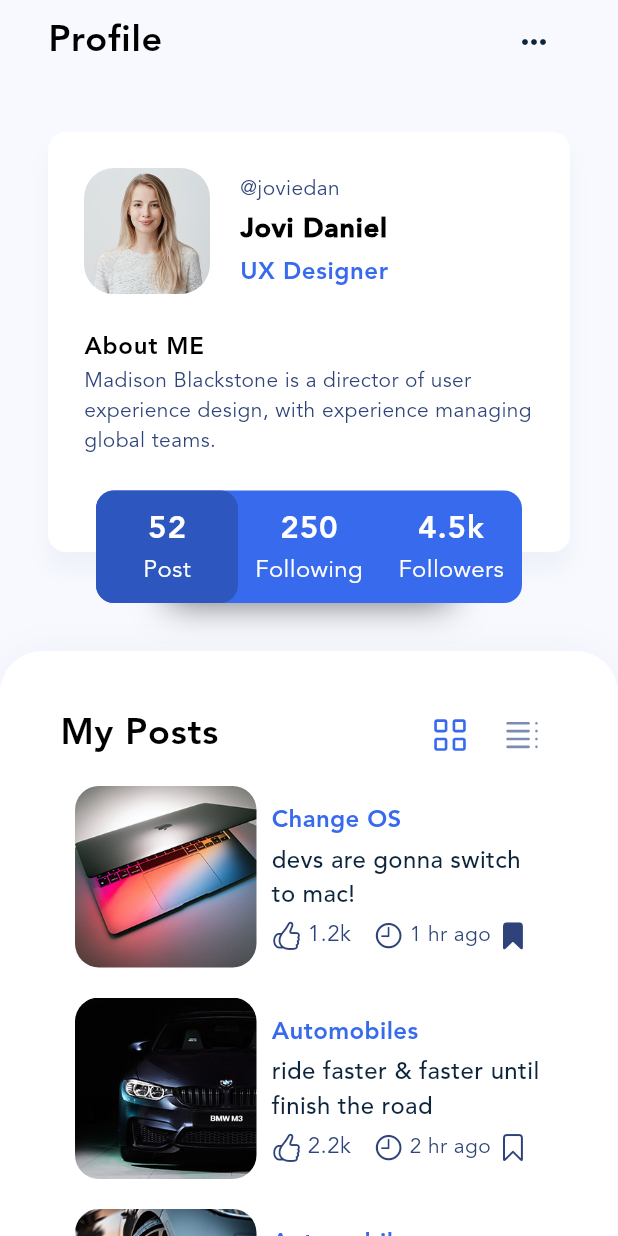
After one commit to 4itsam/blogClub, a Flutter app: the ProfileScreen screen opened directly, on a phone screen of 412 x 824 dp. The commit adds this screen. Run offline on Flutter 3.47's test engine with Material 3 defaults, Android fonts, the light colour scheme and no system bars; our stand-ins replace flutter_svg, smooth_page_indicator, vector_graphics.

Commit message:
add profile screen

```diff
--- a/lib/caruser/carousel_controller.dart
+++ b/lib/caruser/carousel_controller.dart
@@ -51,6 +51,7 @@ class CarouselSliderControllerImpl implements CarouselSliderController {
   ///
   /// The animation lasts for the given duration and follows the given curve.
   /// The returned [Future] resolves when the animation completes.
+  @override
   Future<void> nextPage(
       {Duration? duration = const Duration(milliseconds: 300),
       Curve? curve = Curves.linear}) async {
@@ -69,6 +70,7 @@ class CarouselSliderControllerImpl implements CarouselSliderController {
   ///
   /// The animation lasts for the given duration and follows the given curve.
   /// The returned [Future] resolves when the animation completes.
+  @override
   Future<void> previousPage(
       {Duration? duration = const Duration(milliseconds: 300),
       Curve? curve = Curves.linear}) async {
@@ -88,6 +90,7 @@ class CarouselSliderControllerImpl implements CarouselSliderController {
   ///
   /// Jumps the page position from its current value to the given value,
   /// without animation, and without checking if the new value is in range.
+  @override
   void jumpToPage(int page) {
     final index = getRealIndex(_state!.pageController!.page!.toInt(),
         _state!.realPage - _state!.initialPage, _state!.itemCount);
@@ -101,6 +104,7 @@ class CarouselSliderControllerImpl implements CarouselSliderController {
   ///
   /// The animation lasts for the given duration and follows the given curve.
   /// The returned [Future] resolves when the animation completes.
+  @override
   Future<void> animateToPage(int page,
       {Duration? duration = const Duration(milliseconds: 300),
       Curve? curve = Curves.linear}) async {
@@ -135,6 +139,7 @@ class CarouselSliderControllerImpl implements CarouselSliderController {
   ///
   /// The carousel will only autoPlay if the [autoPlay] parameter
   /// in [CarouselOptions] is true.
+  @override
   void startAutoPlay() {
     _state!.onResumeTimer();
   }
@@ -143,6 +148,7 @@ class CarouselSliderControllerImpl implements CarouselSliderController {
   ///
   /// This is a more on-demand way of doing this. Use the [autoPlay]
   /// parameter in [CarouselOptions] to specify the autoPlay behaviour of the carousel.
+  @override
   void stopAutoPlay() {
     _state!.onResetTimer();
   }
--- a/lib/onboarding.dart
+++ b/lib/onboarding.dart
@@ -1,9 +1,9 @@
 import 'package:flutter/cupertino.dart';
 import 'package:flutter/material.dart';
-import 'package:myfile/auth.dart';
 import 'package:myfile/data.dart';
 import 'package:myfile/gen/assets.gen.dart';
 import 'package:myfile/main.dart';
+import 'package:myfile/profile.dart';
 import 'package:smooth_page_indicator/smooth_page_indicator.dart';
 
 class OnboardingScreen extends StatefulWidget {
@@ -125,7 +125,7 @@ class _OnboardingScreenState extends State<OnboardingScreen> {
                               if (page == onboardingData.length - 1) {
                                 Navigator.of(context).pushReplacement(
                                   CupertinoDialogRoute(
-                                    builder: (context) => AuthScreen(),
+                                    builder: (context) => ProfileScreen(),
                                     context: context,
                                   ),
                                 );
--- /dev/null
+++ b/lib/profile.dart
@@ -0,0 +1,381 @@
+import 'package:flutter/cupertino.dart';
+import 'package:flutter/material.dart';
+import 'package:myfile/data.dart';
+import 'package:myfile/gen/assets.gen.dart';
+import 'package:myfile/gen/fonts.gen.dart';
+import 'package:myfile/main.dart';
+
+class ProfileScreen extends StatelessWidget {
+  const ProfileScreen({super.key});
+
+  @override
+  Widget build(BuildContext context) {
+    final ThemeData themeData = Theme.of(context);
+    final posts = PostDatabase.postData;
+    return Scaffold(
+      appBar: AppBar(
+        title: Text(
+          "Profile",
+          style: themeData.textTheme.bodyLarge!.copyWith(
+            fontSize: 24,
+            color: Colors.black,
+          ),
+        ),
+        actions: [
+          IconButton(onPressed: () {}, icon: Icon(Icons.more_horiz_rounded)),
+        ],
+      ),
+      body: SingleChildScrollView(
+        child: Column(
+          children: [
+            Padding(
+              padding: const EdgeInsets.all(32),
+              child: SizedBox(
+                height: 314,
+
+                child: Stack(
+                  children: [
+                    Container(
+                      width: double.infinity,
+                      height: 280,
+                      decoration: BoxDecoration(
+                        color: themeData.colorScheme.onPrimary,
+                        borderRadius: BorderRadius.circular(12),
+                        boxShadow: [
+                          BoxShadow(
+                            blurRadius: 12,
+
+                            color: themeData.colorScheme.onSurface.withAlpha(
+                              10,
+                            ),
+                            offset: Offset(0, 12),
+                          ),
+                        ],
+                      ),
+                      child: Padding(
+                        padding: const EdgeInsets.all(24),
+                        child: Column(
+                          crossAxisAlignment: CrossAxisAlignment.start,
+                          children: [
+                            Row(
+                              spacing: 20,
+                              mainAxisAlignment: MainAxisAlignment.center,
+                              children: [
+                                ClipRRect(
+                                  borderRadius: BorderRadiusGeometry.circular(
+                                    20,
+                                  ),
+                                  child: Assets.img.stories.story4.image(
+                                    height: 84,
+                                    width: 84,
+                                    fit: BoxFit.cover,
+                                  ),
+                                ),
+                                Expanded(
+                                  child: Column(
+                                    spacing: 4,
+                                    crossAxisAlignment:
+                                        CrossAxisAlignment.start,
+                                    children: [
+                                      Text("@joviedan"),
+                                      Text(
+                                        "Jovi Daniel",
+                                        style: themeData.textTheme.bodyLarge!
+                                            .copyWith(
+                                              color: Colors.black,
+                                              fontSize: 18,
+                                              fontWeight: FontWeight.w900,
+                                            ),
+                                      ),
+                                      Text(
+                                        "UX Designer",
+                                        style: themeData.textTheme.bodySmall!
+                                            .copyWith(fontSize: 16),
+                                      ),
+                                    ],
+                                  ),
+                                ),
+                              ],
+                            ),
+                            SizedBox(height: 24),
+                            Text(
+                              "About ME",
+                              style: themeData.textTheme.bodyLarge!.copyWith(
+                                color: Colors.black,
+                                fontSize: 16,
+                              ),
+                            ),
+                            Text(
+                              "Madison Blackstone is a director of user experience design, with experience managing global teams.",
+                              style: themeData.textTheme.bodyMedium!.copyWith(
+                                fontSize: 14,
+                                fontWeight: FontWeight.w400,
+                              ),
+                            ),
+                          ],
+                        ),
+                      ),
+                    ),
+                    Positioned(
+                      bottom: 0,
+                      right: 80,
+                      left: 80,
+                      child: Container(
+                        height: 40,
+                        width: 140,
+                        decoration: BoxDecoration(
+                          boxShadow: [
+                            BoxShadow(
+                              color: const Color.fromARGB(199, 68, 68, 68),
+                              blurRadius: 20,
+                            ),
+                          ],
+                        ),
+                      ),
+                    ),
+                    Positioned(
+                      bottom: 0,
+                      right: 32,
+                      left: 32,
+                      child: Container(
+                        height: 75,
+                        decoration: BoxDecoration(
+                          color: primaryColor,
+                          borderRadius: BorderRadius.circular(12),
+                        ),
+                        child: Row(
+                          children: [
+                            Expanded(
+                              flex: 1,
+                              child: Container(
+                                decoration: BoxDecoration(
+                                  color: Color.fromARGB(255, 45, 86, 190),
+                                  borderRadius: BorderRadius.circular(12),
+                                ),
+                                child: Column(
+                                  mainAxisAlignment: MainAxisAlignment.center,
+                                  children: [
+                                    Text(
+                                      "52",
+                                      style: themeData.textTheme.bodyLarge!
+                                          .apply(fontSizeDelta: -3),
+                                    ),
+                                    Text(
+                                      "Post",
+                                      style: themeData.textTheme.bodyMedium!
+                                          .copyWith(
+                                            fontSize: 16,
+                                            color: Colors.white,
+                                            fontWeight: FontWeight.w400,
+                                          ),
+                                    ),
+                                  ],
+                                ),
+                              ),
+                            ),
+                            Expanded(
+                              flex: 1,
+                              child: Column(
+                                mainAxisAlignment: MainAxisAlignment.center,
+                                children: [
+                                  Text(
+                                    "250",
+                                    style: themeData.textTheme.bodyLarge!.apply(
+                                      fontSizeDelta: -3,
+                                    ),
+                                  ),
+                                  Text(
+                                    "Following",
+                                    style: themeData.textTheme.bodyMedium!
+                                        .copyWith(
+                                          fontSize: 16,
+                                          color: Colors.white,
+                                          fontWeight: FontWeight.w400,
+                                        ),
+                                  ),
+                                ],
+                              ),
+                            ),
+                            Expanded(
+                              flex: 1,
+                              child: Column(
+                                mainAxisAlignment: MainAxisAlignment.center,
+                                children: [
+                                  Text(
+                                    "4.5k",
+                                    style: themeData.textTheme.bodyLarge!.apply(
+                                      fontSizeDelta: -3,
+                                    ),
+                                  ),
+                                  Text(
+                                    "Followers",
+                                    style: themeData.textTheme.bodyMedium!
+                                        .copyWith(
+                                          fontSize: 16,
+                                          color: Colors.white,
+                                          fontWeight: FontWeight.w400,
+                                        ),
+                                  ),
+                                ],
+                              ),
+                            ),
+                          ],
+                        ),
+                      ),
+                    ),
+                  ],
+                ),
+              ),
+            ),
+            Container(
+              width: double.infinity,
+              decoration: BoxDecoration(
+                color: themeData.colorScheme.onPrimary,
+                borderRadius: BorderRadius.vertical(top: Radius.circular(28)),
+                boxShadow: [
+                  BoxShadow(
+                    blurRadius: 20,
+                    color: themeData.colorScheme.onSurface.withAlpha(10),
+                  ),
+                ],
+              ),
+              child: Padding(
+                padding: const EdgeInsets.fromLTRB(40, 32, 40, 32),
+                child: Column(
+                  children: [
+                    Row(
+                      children: [
+                        Expanded(
+                          child: Text(
+                            "My Posts",
+                            style: themeData.textTheme.bodyLarge!.copyWith(
+                              color: Colors.black,
+                            ),
+                          ),
+                        ),
+                        IconButton(
+                          onPressed: () {},
+                          icon: Assets.img.icons.grid.svg(
+                            height: 28,
+                            width: 28,
+                            fit: BoxFit.cover,
+                          ),
+                        ),
+                        IconButton(
+                          onPressed: () {},
+                          icon: Assets.img.icons.table.svg(
+                            height: 28,
+                            width: 28,
+                            fit: BoxFit.cover,
+                          ),
+                        ),
+                      ],
+                    ),
+                    ListView.builder(
+                      shrinkWrap: true,
+                      itemCount: posts.length,
+                      itemExtent: 141,
+                      physics: ClampingScrollPhysics(),
+                      itemBuilder: (context, index) {
+                        final post = posts[index];
+                        return Container(
+                          margin: EdgeInsets.all(10),
+                          height: 120,
+                          width: double.infinity,
+                          decoration: BoxDecoration(
+                            color: Colors.white,
+                            borderRadius: BorderRadius.circular(16),
+                          ),
+                          child: Row(
+                            spacing: 10,
+                            children: [
+                              ClipRRect(
+                                borderRadius: BorderRadiusGeometry.circular(16),
+                                child: Image.asset(
+                                  "assets/img/posts/small/${post.imageFileName}",
+                                ),
+                              ),
+                              Expanded(
+                                child: Column(
+                                  crossAxisAlignment: CrossAxisAlignment.start,
+                                  mainAxisAlignment: MainAxisAlignment.center,
+                                  children: [
+                                    Text(
+                                      post.title,
+                                      style: TextStyle(
+                                        fontFamily: FontFamily.avenir,
+                                        color: primaryColor,
+                                        fontSize: 16,
+                                        fontWeight: FontWeight.w700,
+                                      ),
+                                    ),
+                                    SizedBox(height: 4),
+                                    Text(
+                                      post.caption,
+                                      style: TextStyle(
+                                        fontFamily: FontFamily.avenir,
+                                        fontSize: 16,
+                                        color: primaryTextColor,
+                                        fontWeight: FontWeight.w500,
+                                      ),
+                                    ),
+                                    SizedBox(height: 4),
+                                    Row(
+                                      crossAxisAlignment:
+                                          CrossAxisAlignment.end,
+                                      children: [
+                                        Icon(
+                                          CupertinoIcons.hand_thumbsup,
+                                          size: 20,
+                                          color: secondaryTextColor,
+                                        ),
+                                        SizedBox(width: 4),
+                                        Text(
+                                          post.likes,
+                                          style: TextStyle(
+                                            fontFamily: FontFamily.avenir,
+                                            fontWeight: FontWeight.w300,
+                                            fontSize: 15,
+                                          ),
+                                        ),
+                                        SizedBox(width: 15),
+                                        Icon(
+                                          CupertinoIcons.clock,
+                                          size: 20,
+                                          color: secondaryTextColor,
+                                        ),
+                                        SizedBox(width: 4),
+                                        Text(post.time),
+                                        Expanded(
+                                          child: Container(
+                                            alignment: Alignment.centerRight,
+                                            margin: EdgeInsets.only(right: 10),
+                                            child: Icon(
+                                              post.isBookMarked
+                                                  ? CupertinoIcons.bookmark_fill
+                                                  : CupertinoIcons.bookmark,
+                                              size: 20,
+                                              color: secondaryTextColor,
+                                            ),
+                                          ),
+                                        ),
+                                      ],
+                                    ),
+                                  ],
+                                ),
+                              ),
+                            ],
+                          ),
+                        );
+                      },
+                    ),
+                  ],
+                ),
+              ),
+            ),
+          ],
+        ),
+      ),
+    );
+  }
+}
--- a/lib/splash.dart
+++ b/lib/splash.dart
@@ -7,6 +7,7 @@ class SplashScreen extends StatelessWidget {
   @override
   Widget build(BuildContext context) {
     Future.delayed(Duration(seconds: 3)).then((value) {
+      // ignore: use_build_context_synchronously
       Navigator.of(context).pushReplacement(
         CupertinoPageRoute(builder: (context) => OnboardingScreen()),
       );
```
Also changed, not shown: lib/article.dart (added, +190 -0 lines), lib/caruser/carousel_slider.dart (+13 -16 lines), lib/gen/assets.gen.dart (+26 -1 lines), lib/home.dart (+7 -5 lines), lib/main.dart (+15 -1 lines), assets/img/background/singlePost.png (added), assets/img/icons/Bookmark.svg (added), assets/img/icons/Grid.svg (added), assets/img/icons/Send.svg (added), assets/img/icons/Table.svg (added), assets/img/icons/Thumbs.svg (added).
